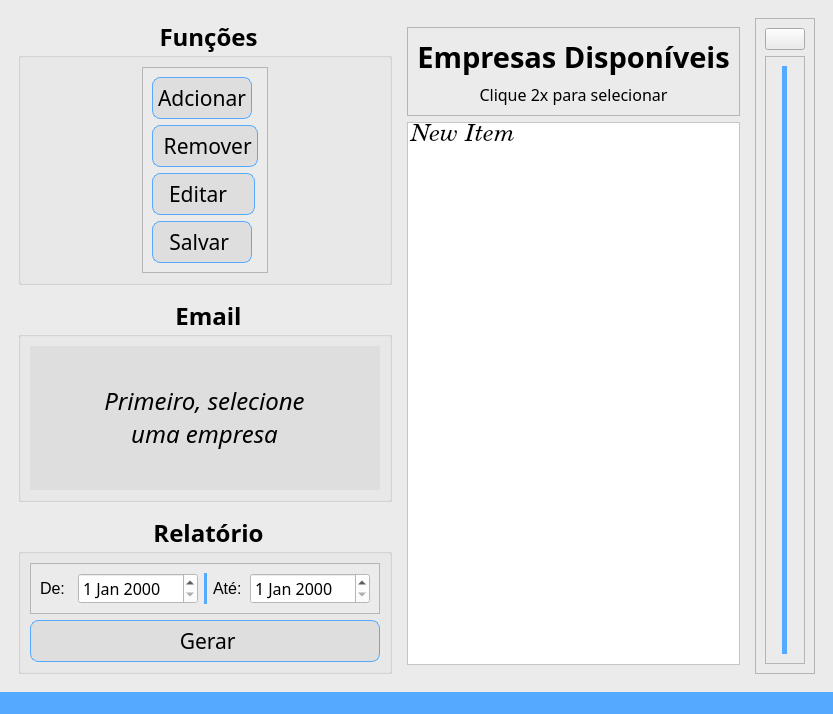
Old version of the form src/ui/window_pend.ui in the repository DeltaPrice-Pedro/Pendencias_Contabeis.
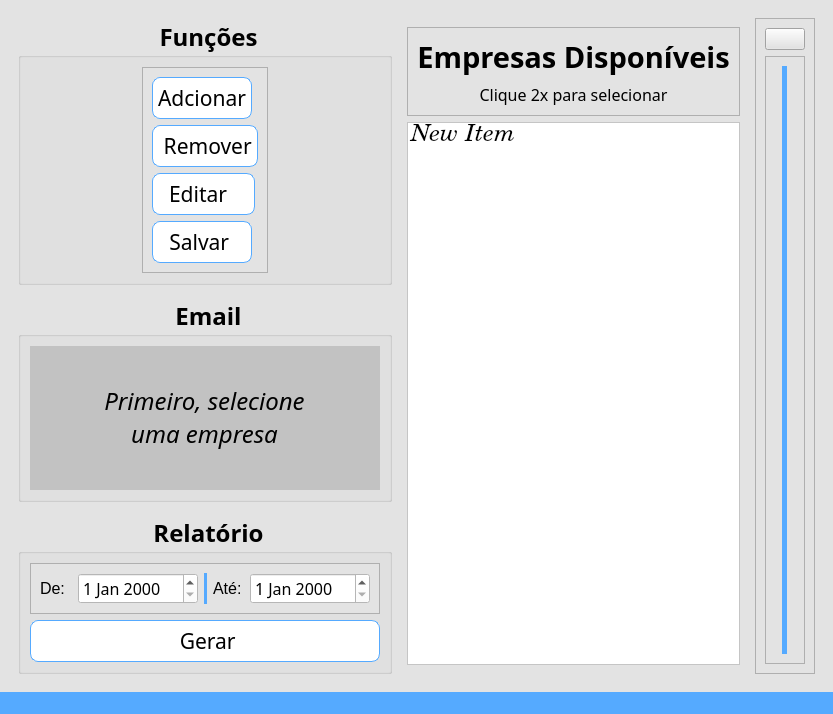
New version of the form. Icons and pictures are not drawn.

Commit message: interface updt 2

```diff
--- a/src/ui/window_pend.ui
+++ b/src/ui/window_pend.ui
@@ -17,7 +17,7 @@
    <bool>false</bool>
   </property>
   <property name="styleSheet">
-   <string notr="true">background-color: rgb(235, 235, 235);</string>
+   <string notr="true">background-color: rgb(227, 227, 227);</string>
   </property>
   <widget class="QWidget" name="centralwidget">
    <layout class="QGridLayout" name="gridLayout">
@@ -328,7 +328,7 @@
              </property>
              <widget class="QWidget" name="page">
               <property name="styleSheet">
-               <string notr="true">background-color: rgb(222, 222, 222);</string>
+               <string notr="true">background-color: rgb(194, 194, 194);</string>
               </property>
               <layout class="QGridLayout" name="gridLayout_3">
                <item row="0" column="0">
@@ -612,7 +612,7 @@
               <cursorShape>PointingHandCursor</cursorShape>
              </property>
              <property name="styleSheet">
-              <string notr="true">background-color: rgb(222, 222, 222);
+              <string notr="true">background-color: rgb(255, 255, 255);
 border: 1px solid rgb(85, 170, 255);
 padding: 5px;
 border-radius: 8px;</string>
@@ -693,7 +693,7 @@
                  <cursorShape>PointingHandCursor</cursorShape>
                 </property>
                 <property name="styleSheet">
-                 <string notr="true">background-color: rgb(222, 222, 222);
+                 <string notr="true">background-color: rgb(255, 255, 255);
 border: 1px solid rgb(85, 170, 255);
 padding: 5px;
 border-radius: 8px;</string>
@@ -732,7 +732,7 @@
                  <cursorShape>PointingHandCursor</cursorShape>
                 </property>
                 <property name="styleSheet">
-                 <string notr="true">background-color: rgb(222, 222, 222);
+                 <string notr="true">background-color: rgb(255, 255, 255);
 border: 1px solid rgb(85, 170, 255);
 padding: 5px;
 border-radius: 8px;</string>
@@ -771,7 +771,7 @@
                  <cursorShape>PointingHandCursor</cursorShape>
                 </property>
                 <property name="styleSheet">
-                 <string notr="true">background-color: rgb(222, 222, 222);
+                 <string notr="true">background-color: rgb(255, 255, 255);
 border: 1px solid rgb(85, 170, 255);
 padding: 5px;
 border-radius: 8px;</string>
@@ -812,7 +812,7 @@
                  <string>Salva as alterações descritas em cores</string>
                 </property>
                 <property name="styleSheet">
-                 <string notr="true">background-color: rgb(222, 222, 222);
+                 <string notr="true">background-color: rgb(255, 255, 255);
 border: 1px solid rgb(85, 170, 255);
 padding: 5px;
 border-radius: 8px;</string>
```
Left out of the diff: 6 changed lines with no effect on the pictures. The commit also changes 2 other files.
